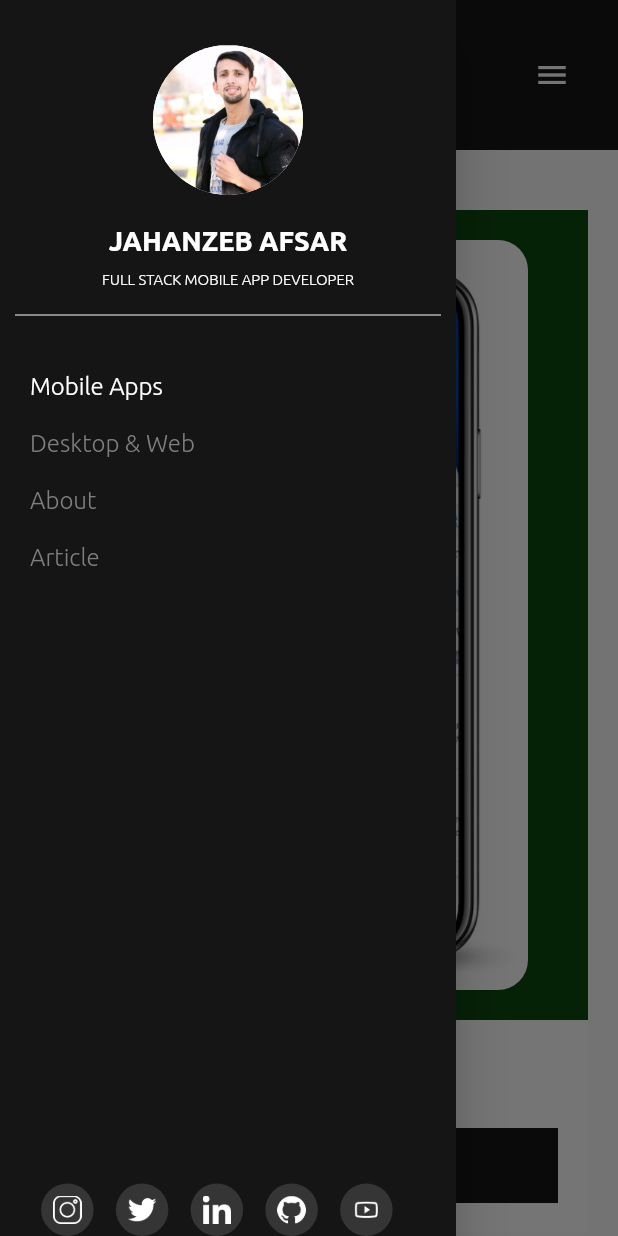
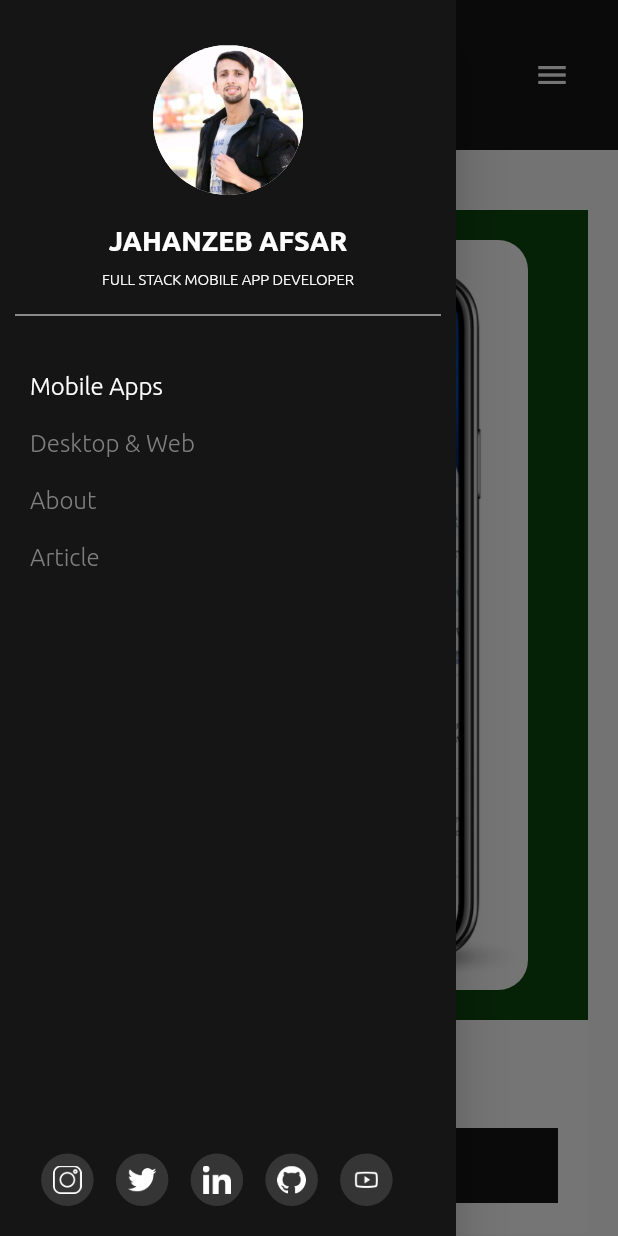
Before and after one commit to jahanzeb001/web_portfolil, a Flutter app: the screen it shows after launch, with the side drawer open, on a phone screen of 412 x 824 dp. Run offline on Flutter 3.47's test engine with Material 3 defaults, Android fonts, the phone set to English and light mode, and no system bars; our stand-ins replace get.

Commit message:
change in drawer

```diff
--- a/lib/screens/views/mobile/mobile_screen.dart
+++ b/lib/screens/views/mobile/mobile_screen.dart
@@ -159,7 +159,8 @@ class MobileScreen extends StatelessWidget {
                   ),
                   const Spacer(),
                   Padding(
-                    padding: const EdgeInsets.only(left: 20, right: 20),
+                    padding:
+                        const EdgeInsets.only(left: 20, right: 20, bottom: 20),
                     child: Row(
                       mainAxisAlignment: MainAxisAlignment.spaceAround,
                       children: [
```
